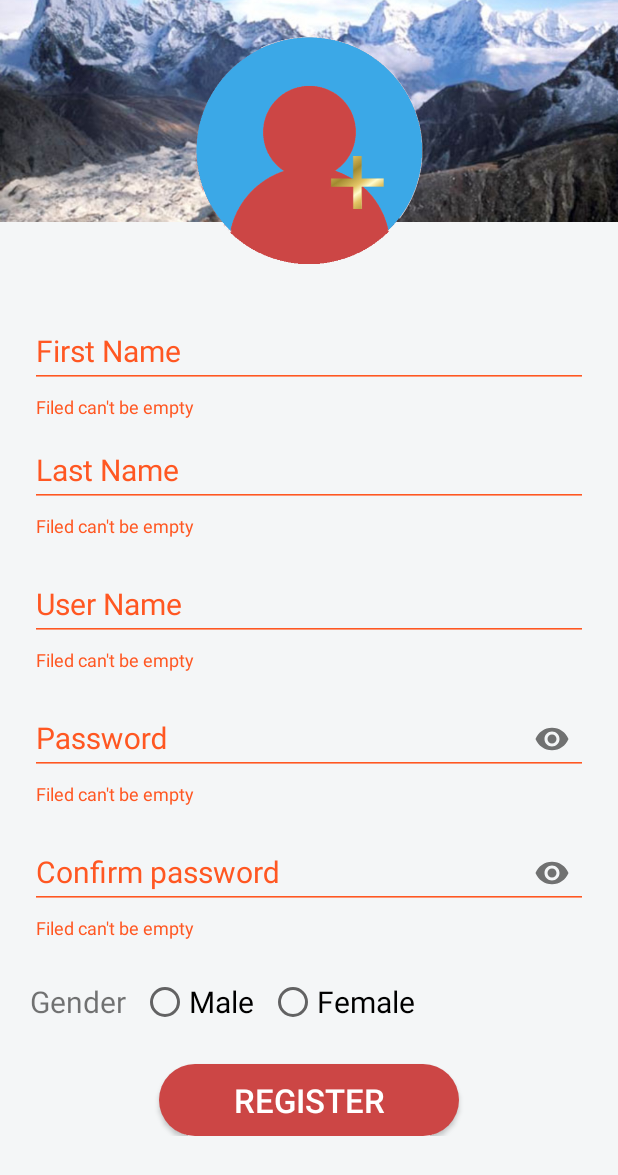
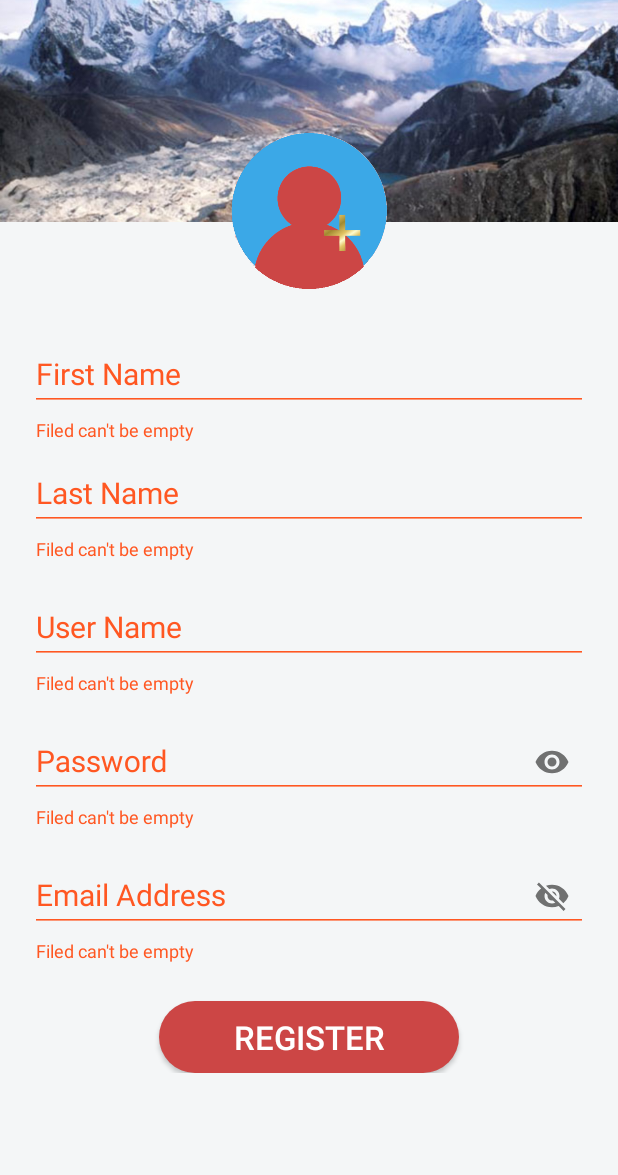
Before and after one commit to bishesu/tobikal, an Android app: the fragment RegisterFragment shown on its own in the app's theme, after a tap on "REGISTER", on a phone screen of 412 x 824 dp. Shown: the top 1175 px of the screen. Run offline under Robolectric (Android 15) with nearby library versions, the phone set to English and light mode, and no system bars.

Commit message:
regestration and login through api

```diff
--- a/app/build.gradle
+++ b/app/build.gradle
@@ -29,5 +29,10 @@ dependencies {
     androidTestImplementation 'com.android.support.test.espresso:espresso-core:3.0.2'
     implementation 'com.android.support:design:28.0.0'
     implementation 'de.hdodenhof:circleimageview:3.0.0'
+    // retrofit 2.5.0
+    implementation 'com.squareup.retrofit2:retrofit:2.5.0'
+
+    // retrofit gson 2.5.0
+    implementation 'com.squareup.retrofit2:converter-gson:2.5.0'
 
 }
--- a/app/src/main/java/com/example/androidassignment/RegisterFragment.java
+++ b/app/src/main/java/com/example/androidassignment/RegisterFragment.java
@@ -22,7 +22,7 @@ public class RegisterFragment extends Fragment  {
     private TextInputLayout textInputLastname;
     private TextInputLayout textInputUsername;
     private  TextInputLayout textInputPassword;
-    private  TextInputLayout textInputConfirmpassword;
+    private  TextInputLayout textInputEmail;
     Button register;
     public RegisterFragment() {
         // Required empty public constructor
@@ -40,12 +40,12 @@ public class RegisterFragment extends Fragment  {
         textInputLastname = rootView.findViewById(R.id.text_input_lastname);
         textInputUsername = rootView.findViewById(R.id.text_input_username);
         textInputPassword = rootView.findViewById(R.id.text_input_password);
-        textInputConfirmpassword = rootView.findViewById(R.id.text_input_confirmpassowrd);
+        textInputEmail = rootView.findViewById(R.id.text_input_email);
         register = rootView.findViewById(R.id.btnregister);
         register.setOnClickListener(new View.OnClickListener() {
             @Override
             public void onClick(View v) {
-                if (!validatefirstname() | !validatelasttname() | !validateusername() | !validatepassword() | !validateconfirmpassword()){
+                if (!validatefirstname() | !validatelasttname() | !validateusername() | !validatepassword() | !validateemail()){
                     return;
                 }
             }
@@ -93,13 +93,13 @@ public class RegisterFragment extends Fragment  {
             return true;
         }
     }
-    private boolean validateconfirmpassword(){
-        String confirmpasswordinput = textInputConfirmpassword.getEditText().getText().toString().toString().trim();
-        if (confirmpasswordinput.isEmpty()) {
-            textInputConfirmpassword.setError("Filed can't be empty");
+    private boolean validateemail(){
+        String emailinput = textInputEmail.getEditText().getText().toString().toString().trim();
+        if (emailinput.isEmpty()) {
+            textInputEmail.setError("Filed can't be empty");
             return false;
         }else{
-            textInputConfirmpassword.setError(null);
+            textInputEmail.setError(null);
             return true;
         }
     }
--- /dev/null
+++ b/app/src/main/java/com/example/androidassignment/Retrofit/Url.java
@@ -0,0 +1,5 @@
+package com.example.androidassignment.Retrofit;
+
+public class Url {
+    public static final String Base_URL="http:/10.0.2.2:8080/";
+}
--- a/app/src/main/res/layout/fragment_login.xml
+++ b/app/src/main/res/layout/fragment_login.xml
@@ -21,9 +21,10 @@
 
         <ImageView
             android:layout_width="match_parent"
-            android:layout_height="200dp"
+            android:layout_height="150dp"
             android:src="@drawable/loginandroid"
             android:padding="20dp"
+            android:layout_marginTop="65dp"
             android:id="@+id/imvlogin"/>
 
         <android.support.design.widget.TextInputLayout
--- a/app/src/main/res/layout/fragment_register.xml
+++ b/app/src/main/res/layout/fragment_register.xml
@@ -27,7 +27,8 @@
       />
         <ImageView
             android:layout_width="match_parent"
-            android:layout_height="200dp"
+            android:layout_height="150dp"
+            android:layout_marginTop="65dp"
             android:src="@drawable/registerandroid"
             android:padding="20dp"
             android:id="@+id/imgregister"/>
@@ -140,7 +141,7 @@ android:layout_below="@+id/text_input_username"
             android:paddingRight="20dp"
             android:focusableInTouchMode="true"
 android:layout_below="@+id/text_input_password"
-            android:id="@+id/text_input_confirmpassowrd"
+            android:id="@+id/text_input_email"
             android:layout_marginTop="10dp"
             app:passwordToggleEnabled="true"
             app:errorEnabled="true"
@@ -149,48 +150,48 @@ android:layout_below="@+id/text_input_password"
             <android.support.design.widget.TextInputEditText
                 android:layout_width="match_parent"
                 android:layout_height="wrap_content"
-                android:hint="Confirm password"
+                android:hint="Email Address "
 
                 android:ems="10"
-                android:inputType="textPassword"
+                android:inputType="textEmailAddress"
                 android:textSize="20dp"/>
 
 
         </android.support.design.widget.TextInputLayout>
 
-<RadioGroup
-    android:layout_width="match_parent"
-    android:layout_height="wrap_content"
-    android:orientation="horizontal"
-    android:paddingLeft="20dp"
-    android:paddingRight="20dp"
-    android:layout_marginTop="15dp"
-    android:layout_below="@+id/text_input_confirmpassowrd"
-    android:id="@+id/radiogender"
-    >
-    <TextView
-        android:layout_width="wrap_content"
-        android:layout_height="wrap_content"
-        android:text="Gender"
-        android:layout_marginTop="10dp"
-        android:textSize="20dp"/>
-    <RadioButton
-        android:layout_width="wrap_content"
-        android:layout_height="wrap_content"
-        android:text="Male"
-        android:textSize="20dp"
-        android:layout_marginTop="10dp"
-        android:layout_marginLeft="10dp"
-        />
-    <RadioButton
-        android:layout_width="wrap_content"
-        android:layout_height="wrap_content"
-        android:layout_marginLeft="10dp"
-        android:text="Female"
-        android:layout_marginTop="10dp"
-        android:textSize="20dp"
-        />
-</RadioGroup>
+<!--<RadioGroup-->
+    <!--android:layout_width="match_parent"-->
+    <!--android:layout_height="wrap_content"-->
+    <!--android:orientation="horizontal"-->
+    <!--android:paddingLeft="20dp"-->
+    <!--android:paddingRight="20dp"-->
+    <!--android:layout_marginTop="15dp"-->
+    <!--android:layout_below="@+id/text_input_email"-->
+    <!--android:id="@+id/radiogender"-->
+    <!--&gt;-->
+    <!--<TextView-->
+        <!--android:layout_width="wrap_content"-->
+        <!--android:layout_height="wrap_content"-->
+        <!--android:text="Gender"-->
+        <!--android:layout_marginTop="10dp"-->
+        <!--android:textSize="20dp"/>-->
+    <!--<RadioButton-->
+        <!--android:layout_width="wrap_content"-->
+        <!--android:layout_height="wrap_content"-->
+        <!--android:text="Male"-->
+        <!--android:textSize="20dp"-->
+        <!--android:layout_marginTop="10dp"-->
+        <!--android:layout_marginLeft="10dp"-->
+        <!--/>-->
+    <!--<RadioButton-->
+        <!--android:layout_width="wrap_content"-->
+        <!--android:layout_height="wrap_content"-->
+        <!--android:layout_marginLeft="10dp"-->
+        <!--android:text="Female"-->
+        <!--android:layout_marginTop="10dp"-->
+        <!--android:textSize="20dp"-->
+        <!--/>-->
+<!--</RadioGroup>-->
 
         <Button
             android:layout_width="200dp"
@@ -202,7 +203,7 @@ android:layout_below="@+id/text_input_password"
             android:textSize="22dp"
             android:textColor="@color/white"
 android:background="@drawable/button_rounded"
-            android:layout_below="@+id/radiogender"
+            android:layout_below="@+id/text_input_email"
             android:layout_marginTop="25dp"
             android:id="@+id/btnregister"
             />
```
Also changed, not shown: app/src/main/java/com/example/androidassignment/APIs/LoginRegister.java (added, +21 -0 lines), app/src/main/java/com/example/androidassignment/Model/RegestrationModel.java (added, +57 -0 lines), app/src/main/java/com/example/androidassignment/Retrofit/RetrofitHelper.java (added, +16 -0 lines).
